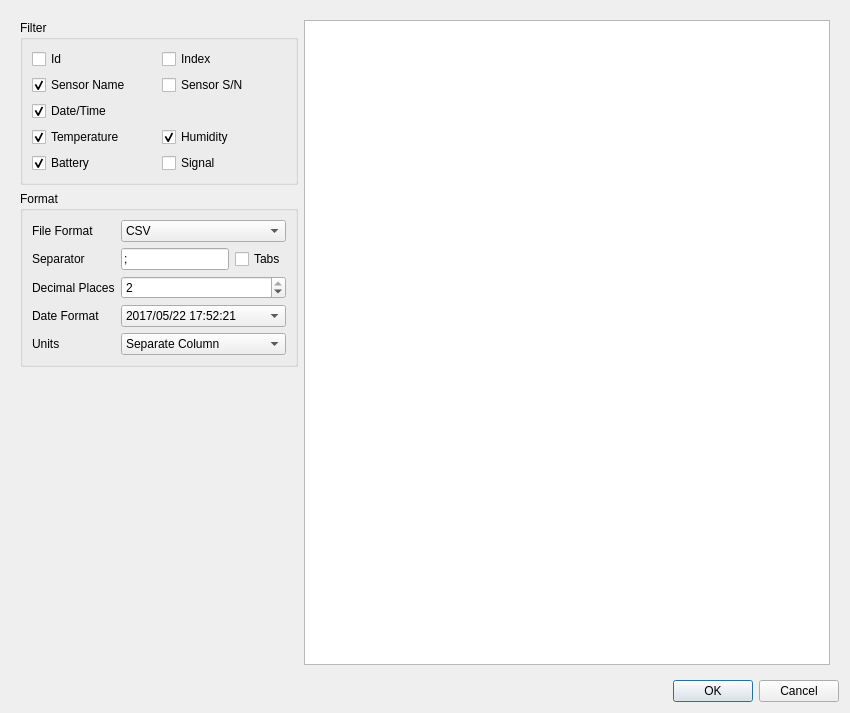
The window that manager/src/ExportDataDialog.ui (porkmarks/sense) describes before a commit, drawn with Qt 5.
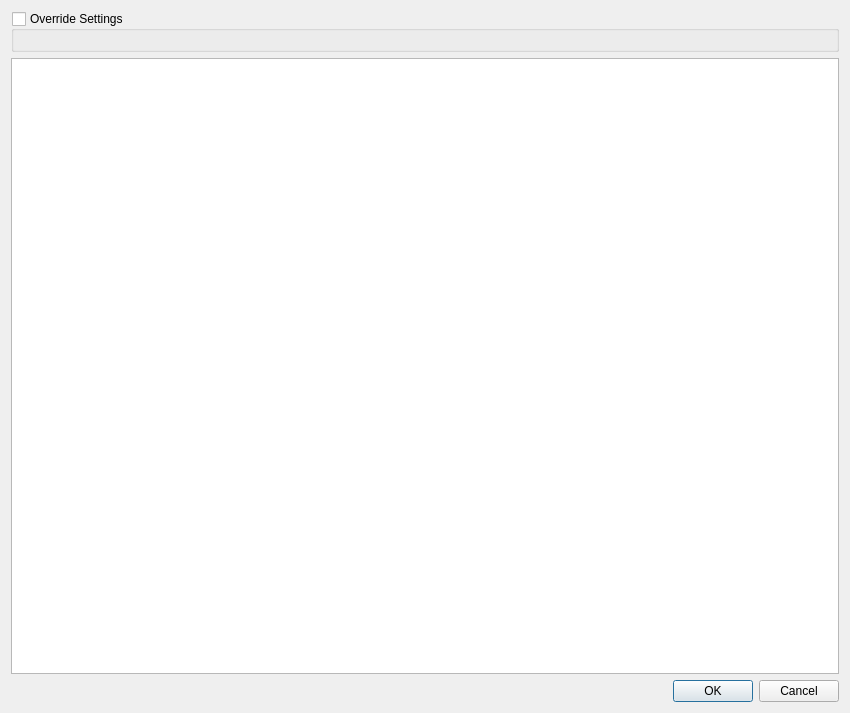
The same window after the commit. Icons and pictures are not drawn. Custom widgets are drawn as their Qt base class.

Commit message: Csv settings working (both in settings and edport overrides)

```diff
--- a/manager/src/ExportDataDialog.ui
+++ b/manager/src/ExportDataDialog.ui
@@ -15,352 +15,35 @@
   </property>
   <layout class="QVBoxLayout" name="verticalLayout">
    <item>
-    <widget class="QWidget" name="widget_2" native="true">
-     <property name="minimumSize">
-      <size>
-       <width>222</width>
-       <height>0</height>
-      </size>
+    <widget class="QGroupBox" name="overrideSettings">
+     <property name="title">
+      <string>Override Settings</string>
      </property>
-     <layout class="QHBoxLayout" name="horizontalLayout_3" stretch="0,100">
+     <property name="checkable">
+      <bool>true</bool>
+     </property>
+     <property name="checked">
+      <bool>false</bool>
+     </property>
+     <layout class="QVBoxLayout" name="verticalLayout_2">
       <item>
-       <widget class="QWidget" name="widget" native="true">
-        <property name="minimumSize">
-         <size>
-          <width>0</width>
-          <height>0</height>
-         </size>
-        </property>
-        <layout class="QVBoxLayout" name="verticalLayout_2">
-         <property name="leftMargin">
-          <number>0</number>
-         </property>
-         <property name="topMargin">
-          <number>0</number>
-         </property>
-         <property name="rightMargin">
-          <number>0</number>
-         </property>
-         <property name="bottomMargin">
-          <number>0</number>
-         </property>
-         <item>
-          <widget class="QGroupBox" name="horizontalGroupBox">
-           <property name="title">
-            <string>Filter</string>
-           </property>
-           <layout class="QHBoxLayout" name="horizontalLayout">
-            <item>
-             <layout class="QGridLayout" name="gridLayout">
-              <item row="7" column="0">
-               <widget class="QCheckBox" name="exportBattery">
-                <property name="text">
-                 <string>Battery</string>
-                </property>
-                <property name="icon">
-                 <iconset resource="../res/res.qrc">
-                  <normaloff>:/icons/ui/battery-75.png</normaloff>:/icons/ui/battery-75.png</iconset>
-                </property>
-                <property name="checked">
-                 <bool>true</bool>
-                </property>
-               </widget>
-              </item>
-              <item row="3" column="0" colspan="2">
-               <widget class="QCheckBox" name="exportTimePoint">
-                <property name="text">
-                 <string>Date/Time</string>
-                </property>
-                <property name="icon">
-                 <iconset resource="../res/res.qrc">
-                  <normaloff>:/icons/ui/today.png</normaloff>:/icons/ui/today.png</iconset>
-                </property>
-                <property name="checked">
-                 <bool>true</bool>
-                </property>
-               </widget>
-              </item>
-              <item row="2" column="0">
-               <widget class="QCheckBox" name="exportSensorName">
-                <property name="text">
-                 <string>Sensor Name</string>
-                </property>
-                <property name="icon">
-                 <iconset resource="../res/res.qrc">
-                  <normaloff>:/icons/ui/sensor.png</normaloff>:/icons/ui/sensor.png</iconset>
-                </property>
-                <property name="checked">
-                 <bool>true</bool>
-                </property>
-               </widget>
-              </item>
-              <item row="2" column="1">
-               <widget class="QCheckBox" name="exportSensorSN">
-                <property name="text">
-                 <string>Sensor S/N</string>
-                </property>
-                <property name="icon">
-                 <iconset resource="../res/res.qrc">
-                  <normaloff>:/icons/ui/sensor.png</normaloff>:/icons/ui/sensor.png</iconset>
-                </property>
-               </widget>
-              </item>
-              <item row="0" column="0">
-               <widget class="QCheckBox" name="exportId">
-                <property name="text">
-                 <string>Id</string>
-                </property>
-                <property name="icon">
-                 <iconset resource="../res/res.qrc">
-                  <normaloff>:/icons/ui/arrow-right.png</normaloff>:/icons/ui/arrow-right.png</iconset>
-                </property>
-                <property name="checked">
-                 <bool>false</bool>
-                </property>
-               </widget>
-              </item>
-              <item row="0" column="1">
-               <widget class="QCheckBox" name="exportIndex">
-                <property name="text">
-                 <string>Index</string>
-                </property>
-                <property name="icon">
-                 <iconset resource="../res/res.qrc">
-                  <normaloff>:/icons/ui/arrow-right.png</normaloff>:/icons/ui/arrow-right.png</iconset>
-                </property>
-                <property name="checked">
-                 <bool>false</bool>
-                </property>
-               </widget>
-              </item>
-              <item row="5" column="0">
-               <widget class="QCheckBox" name="exportTemperature">
-                <property name="text">
-                 <string>Temperature</string>
-                </property>
-                <property name="icon">
-                 <iconset resource="../res/res.qrc">
-                  <normaloff>:/icons/ui/temperature.png</normaloff>:/icons/ui/temperature.png</iconset>
-                </property>
-                <property name="checked">
-                 <bool>true</bool>
-                </property>
-               </widget>
-              </item>
-              <item row="5" column="1">
-               <widget class="QCheckBox" name="exportHumidity">
-                <property name="text">
-                 <string>Humidity</string>
-                </property>
-                <property name="icon">
-                 <iconset resource="../res/res.qrc">
-                  <normaloff>:/icons/ui/humidity.png</normaloff>:/icons/ui/humidity.png</iconset>
-                </property>
-                <property name="checked">
-                 <bool>true</bool>
-                </property>
-               </widget>
-              </item>
-              <item row="7" column="1">
-               <widget class="QCheckBox" name="exportSignal">
-                <property name="text">
-                 <string>Signal</string>
-                </property>
-                <property name="icon">
-                 <iconset resource="../res/res.qrc">
-                  <normaloff>:/icons/ui/signal-80.png</normaloff>:/icons/ui/signal-80.png</iconset>
-                </property>
-               </widget>
-              </item>
-             </layout>
-            </item>
-           </layout>
-          </widget>
-         </item>
-         <item>
-          <widget class="QGroupBox" name="groupBox">
-           <property name="title">
-            <string>Format</string>
-           </property>
-           <layout class="QGridLayout" name="gridLayout_2">
-            <item row="0" column="0">
-             <widget class="QLabel" name="label_3">
-              <property name="text">
-               <string>File Format</string>
-              </property>
-             </widget>
-            </item>
-            <item row="4" column="0">
-             <widget class="QLabel" name="label_7">
-              <property name="text">
-               <string>Units</string>
-              </property>
-             </widget>
-            </item>
-            <item row="1" column="0">
-             <widget class="QLabel" name="label_6">
-              <property name="text">
-               <string>Separator</string>
-              </property>
-             </widget>
-            </item>
-            <item row="1" column="1">
-             <widget class="QLineEdit" name="separator">
-              <property name="text">
-               <string>;</string>
-              </property>
-              <property name="maxLength">
-               <number>2</number>
-              </property>
-             </widget>
-            </item>
-            <item row="3" column="0">
-             <widget class="QLabel" name="label_5">
-              <property name="text">
-               <string>Date Format</string>
-              </property>
-             </widget>
-            </item>
-            <item row="2" column="0">
-             <widget class="QLabel" name="label_4">
-              <property name="text">
-               <string>Decimal Places</string>
-              </property>
-             </widget>
-            </item>
-            <item row="1" column="2">
-             <widget class="QCheckBox" name="tabSeparator">
-              <property name="text">
-               <string>Tabs</string>
-              </property>
-             </widget>
-            </item>
-            <item row="0" column="1" colspan="2">
-             <widget class="QComboBox" name="fileFormat">
-              <item>
-               <property name="text">
-                <string>CSV</string>
-               </property>
-              </item>
-             </widget>
-            </item>
-            <item row="2" column="1" colspan="2">
-             <widget class="QSpinBox" name="decimalPlaces">
-              <property name="maximum">
-               <number>2</number>
-              </property>
-              <property name="value">
-               <number>2</number>
-              </property>
-             </widget>
-            </item>
-            <item row="3" column="1" colspan="2">
-             <widget class="QComboBox" name="dateFormat">
-              <item>
-               <property name="text">
-                <string>2017/05/22 17:52:21</string>
-               </property>
-              </item>
-              <item>
-               <property name="text">
-                <string>2017-05-22 17:52:21</string>
-               </property>
-              </item>
-              <item>
-               <property name="text">
-                <string>22-05-2017 17:52:21</string>
-               </property>
-              </item>
-              <item>
-               <property name="text">
-                <string>05/22/2017 17:52:21</string>
-               </property>
-              </item>
-             </widget>
-            </item>
-            <item row="4" column="1" colspan="2">
-             <widget class="QComboBox" name="units">
-              <property name="currentIndex">
-               <number>2</number>
-              </property>
-              <item>
-               <property name="text">
-                <string>None</string>
-               </property>
-              </item>
-              <item>
-               <property name="text">
-                <string>Embedded</string>
-               </property>
-              </item>
-              <item>
-               <property name="text">
-                <string>Separate Column</string>
-               </property>
-              </item>
-             </widget>
-            </item>
-           </layout>
-          </widget>
-         </item>
-         <item>
-          <spacer name="verticalSpacer">
-           <property name="orientation">
-            <enum>Qt::Vertical</enum>
-           </property>
-           <property name="sizeHint" stdset="0">
-            <size>
-             <width>20</width>
-             <height>40</height>
-            </size>
-           </property>
-          </spacer>
-         </item>
-        </layout>
-       </widget>
-      </item>
-      <item>
-       <widget class="QWidget" name="widget_3" native="true">
-        <property name="minimumSize">
-         <size>
-          <width>222</width>
-          <height>0</height>
-         </size>
-        </property>
-        <layout class="QVBoxLayout" name="verticalLayout_3">
-         <property name="leftMargin">
-          <number>0</number>
-         </property>
-         <property name="topMargin">
-          <number>0</number>
-         </property>
-         <property name="rightMargin">
-          <number>0</number>
-         </property>
-         <property name="bottomMargin">
-          <number>0</number>
-         </property>
-         <item>
-          <widget class="QTextEdit" name="previewText">
-           <property name="font">
-            <font>
-             <family>Courier 10 Pitch</family>
-            </font>
-           </property>
-           <property name="lineWrapMode">
-            <enum>QTextEdit::NoWrap</enum>
-           </property>
-           <property name="readOnly">
-            <bool>true</bool>
-           </property>
-          </widget>
-         </item>
-        </layout>
-       </widget>
+       <widget class="CsvSettingsWidget" name="csvSettings" native="true"/>
       </item>
      </layout>
     </widget>
    </item>
+   <item>
+    <widget class="QTextEdit" name="preview">
+     <property name="font">
+      <font>
+       <family>Courier New</family>
+      </font>
+     </property>
+     <property name="readOnly">
+      <bool>true</bool>
+     </property>
+    </widget>
+   </item>
    <item>
     <widget class="QDialogButtonBox" name="buttonBox">
      <property name="orientation">
@@ -373,24 +56,14 @@
    </item>
   </layout>
  </widget>
- <tabstops>
-  <tabstop>exportId</tabstop>
-  <tabstop>exportIndex</tabstop>
-  <tabstop>exportSensorName</tabstop>
-  <tabstop>exportSensorSN</tabstop>
-  <tabstop>exportTimePoint</tabstop>
-  <tabstop>exportTemperature</tabstop>
-  <tabstop>exportHumidity</tabstop>
-  <tabstop>exportBattery</tabstop>
-  <tabstop>exportSignal</tabstop>
-  <tabstop>fileFormat</tabstop>
-  <tabstop>separator</tabstop>
-  <tabstop>tabSeparator</tabstop>
-  <tabstop>decimalPlaces</tabstop>
-  <tabstop>dateFormat</tabstop>
-  <tabstop>units</tabstop>
-  <tabstop>previewText</tabstop>
- </tabstops>
+ <customwidgets>
+  <customwidget>
+   <class>CsvSettingsWidget</class>
+   <extends>QWidget</extends>
+   <header>CsvSettingsWidget.h</header>
+   <container>1</container>
+  </customwidget>
+ </customwidgets>
  <resources>
   <include location="../res/res.qrc"/>
  </resources>
```
Left out of the diff: 22 changed lines with no effect on the pictures. The commit also changes 10 other files.
